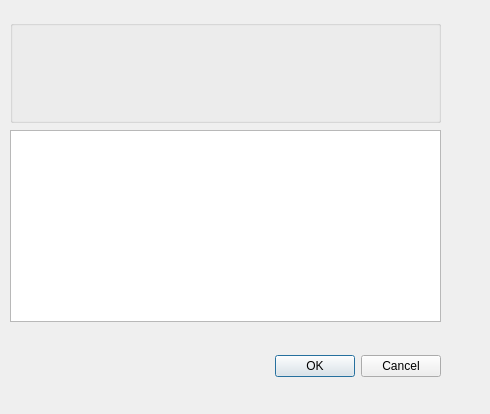
The window that mod_check/forms/ui_nrfa_viewer_dialog.ui (duncan-r/ModCheck) describes before a commit, drawn with Qt 5.
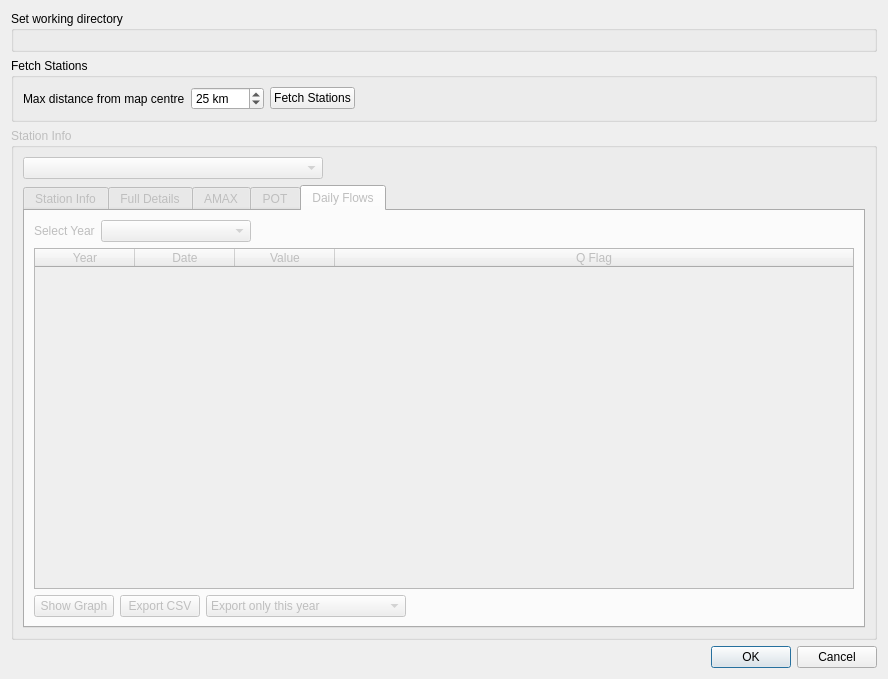
The same window after the commit. The open tabs and pages were chosen to show the change. Custom widgets are drawn as their Qt base class.

Commit message:
Add NRFA viewer tool.
Allows user to find nearby gauging stations and view key
hydrological data associated with them.

Connects directly to the NRFA API to fetch the data.

Still needs a lot of work on error handling etc. Needs cleaning
up like the rest of the plugin.

```diff
--- a/mod_check/forms/ui_nrfa_viewer_dialog.ui
+++ b/mod_check/forms/ui_nrfa_viewer_dialog.ui
@@ -6,62 +6,472 @@
    <rect>
     <x>0</x>
     <y>0</y>
-    <width>490</width>
-    <height>414</height>
+    <width>888</width>
+    <height>679</height>
    </rect>
   </property>
   <property name="windowTitle">
    <string>Dialog</string>
   </property>
-  <widget class="QDialogButtonBox" name="buttonBox">
-   <property name="geometry">
-    <rect>
-     <x>100</x>
-     <y>350</y>
-     <width>341</width>
-     <height>32</height>
-    </rect>
-   </property>
-   <property name="orientation">
-    <enum>Qt::Horizontal</enum>
-   </property>
-   <property name="standardButtons">
-    <set>QDialogButtonBox::Cancel|QDialogButtonBox::Ok</set>
-   </property>
-  </widget>
-  <widget class="QgsExtentGroupBox" name="stationSelectionExtentBox">
-   <property name="geometry">
-    <rect>
-     <x>10</x>
-     <y>20</y>
-     <width>431</width>
-     <height>103</height>
-    </rect>
-   </property>
-  </widget>
-  <widget class="QTableWidget" name="stationSelectionTable">
-   <property name="geometry">
-    <rect>
-     <x>10</x>
-     <y>130</y>
-     <width>431</width>
-     <height>192</height>
-    </rect>
-   </property>
-  </widget>
+  <layout class="QVBoxLayout" name="verticalLayout_5">
+   <item>
+    <widget class="QGroupBox" name="workingDirGroupbox">
+     <property name="title">
+      <string>Set working directory</string>
+     </property>
+     <layout class="QVBoxLayout" name="verticalLayout_2">
+      <item>
+       <widget class="QgsFileWidget" name="workingDirFileWidget"/>
+      </item>
+     </layout>
+    </widget>
+   </item>
+   <item>
+    <widget class="QGroupBox" name="fetchStationsGroupbox">
+     <property name="title">
+      <string>Fetch Stations</string>
+     </property>
+     <layout class="QVBoxLayout" name="verticalLayout_3">
+      <item>
+       <layout class="QHBoxLayout" name="horizontalLayout">
+        <item>
+         <widget class="QLabel" name="label_2">
+          <property name="text">
+           <string>Max distance from map centre</string>
+          </property>
+         </widget>
+        </item>
+        <item>
+         <widget class="QgsSpinBox" name="maxDistanceSpinbox">
+          <property name="enabled">
+           <bool>true</bool>
+          </property>
+          <property name="suffix">
+           <string> km</string>
+          </property>
+          <property name="minimum">
+           <number>1</number>
+          </property>
+          <property name="maximum">
+           <number>1000</number>
+          </property>
+          <property name="singleStep">
+           <number>5</number>
+          </property>
+          <property name="value">
+           <number>25</number>
+          </property>
+         </widget>
+        </item>
+        <item>
+         <widget class="QPushButton" name="fetchStationsBtn">
+          <property name="text">
+           <string>Fetch Stations</string>
+          </property>
+         </widget>
+        </item>
+        <item>
+         <spacer name="horizontalSpacer">
+          <property name="orientation">
+           <enum>Qt::Horizontal</enum>
+          </property>
+          <property name="sizeHint" stdset="0">
+           <size>
+            <width>40</width>
+            <height>20</height>
+           </size>
+          </property>
+         </spacer>
+        </item>
+       </layout>
+      </item>
+     </layout>
+    </widget>
+   </item>
+   <item>
+    <widget class="QGroupBox" name="stationInfoGroupbox">
+     <property name="enabled">
+      <bool>false</bool>
+     </property>
+     <property name="title">
+      <string>Station Info</string>
+     </property>
+     <layout class="QVBoxLayout" name="verticalLayout_4">
+      <item>
+       <layout class="QHBoxLayout" name="horizontalLayout_6">
+        <item>
+         <widget class="QComboBox" name="stationNamesCbox">
+          <property name="minimumSize">
+           <size>
+            <width>300</width>
+            <height>0</height>
+           </size>
+          </property>
+         </widget>
+        </item>
+        <item>
+         <spacer name="horizontalSpacer_6">
+          <property name="orientation">
+           <enum>Qt::Horizontal</enum>
+          </property>
+          <property name="sizeHint" stdset="0">
+           <size>
+            <width>40</width>
+            <height>20</height>
+           </size>
+          </property>
+         </spacer>
+        </item>
+       </layout>
+      </item>
+      <item>
+       <widget class="QTabWidget" name="stationTabWidget">
+        <property name="currentIndex">
+         <number>0</number>
+        </property>
+        <widget class="QWidget" name="overviewTab">
+         <attribute name="title">
+          <string>Station Info</string>
+         </attribute>
+         <layout class="QVBoxLayout" name="verticalLayout">
+          <item>
+           <widget class="QTextEdit" name="stationInfoTextbox">
+            <property name="font">
+             <font>
+              <family>Courier</family>
+              <pointsize>10</pointsize>
+             </font>
+            </property>
+            <property name="lineWrapMode">
+             <enum>QTextEdit::NoWrap</enum>
+            </property>
+           </widget>
+          </item>
+         </layout>
+        </widget>
+        <widget class="QWidget" name="fullDetails">
+         <attribute name="title">
+          <string>Full Details</string>
+         </attribute>
+         <layout class="QVBoxLayout" name="verticalLayout_6">
+          <item>
+           <widget class="QTextEdit" name="fullDetailsTextbox">
+            <property name="font">
+             <font>
+              <family>Courier</family>
+              <pointsize>10</pointsize>
+             </font>
+            </property>
+            <property name="lineWrapMode">
+             <enum>QTextEdit::NoWrap</enum>
+            </property>
+           </widget>
+          </item>
+         </layout>
+        </widget>
+        <widget class="QWidget" name="amaxTab">
+         <attribute name="title">
+          <string>AMAX</string>
+         </attribute>
+         <layout class="QVBoxLayout" name="verticalLayout_7">
+          <item>
+           <widget class="QTextEdit" name="amaxSummaryTextbox">
+            <property name="maximumSize">
+             <size>
+              <width>16777215</width>
+              <height>150</height>
+             </size>
+            </property>
+            <property name="font">
+             <font>
+              <family>Courier</family>
+              <pointsize>10</pointsize>
+             </font>
+            </property>
+            <property name="lineWrapMode">
+             <enum>QTextEdit::NoWrap</enum>
+            </property>
+           </widget>
+          </item>
+          <item>
+           <widget class="QTableWidget" name="amaxResultsTable">
+            <property name="sortingEnabled">
+             <bool>false</bool>
+            </property>
+            <attribute name="horizontalHeaderStretchLastSection">
+             <bool>true</bool>
+            </attribute>
+            <column>
+             <property name="text">
+              <string>Flow</string>
+             </property>
+            </column>
+            <column>
+             <property name="text">
+              <string>Date - Time</string>
+             </property>
+            </column>
+           </widget>
+          </item>
+          <item>
+           <layout class="QHBoxLayout" name="horizontalLayout_2">
+            <item>
+             <widget class="QPushButton" name="showAmaxGraphBtn">
+              <property name="text">
+               <string>Show Graph</string>
+              </property>
+             </widget>
+            </item>
+            <item>
+             <widget class="QPushButton" name="exportAmaxCsvBtn">
+              <property name="text">
+               <string>Export CSV</string>
+              </property>
+             </widget>
+            </item>
+            <item>
+             <spacer name="horizontalSpacer_2">
+              <property name="orientation">
+               <enum>Qt::Horizontal</enum>
+              </property>
+              <property name="sizeHint" stdset="0">
+               <size>
+                <width>40</width>
+                <height>20</height>
+               </size>
+              </property>
+             </spacer>
+            </item>
+           </layout>
+          </item>
+         </layout>
+        </widget>
+        <widget class="QWidget" name="potTab">
+         <attribute name="title">
+          <string>POT</string>
+         </attribute>
+         <layout class="QVBoxLayout" name="verticalLayout_9">
+          <item>
+           <widget class="QTextEdit" name="potSummaryTextbox">
+            <property name="maximumSize">
+             <size>
+              <width>16777215</width>
+              <height>150</height>
+             </size>
+            </property>
+            <property name="font">
+             <font>
+              <family>Courier</family>
+              <pointsize>10</pointsize>
+             </font>
+            </property>
+            <property name="lineWrapMode">
+             <enum>QTextEdit::NoWrap</enum>
+            </property>
+           </widget>
+          </item>
+          <item>
+           <widget class="QTableWidget" name="potResultsTable">
+            <property name="sortingEnabled">
+             <bool>true</bool>
+            </property>
+            <attribute name="horizontalHeaderStretchLastSection">
+             <bool>true</bool>
+            </attribute>
+            <column>
+             <property name="text">
+              <string>Flow</string>
+             </property>
+            </column>
+            <column>
+             <property name="text">
+              <string>Date - Time</string>
+             </property>
+            </column>
+           </widget>
+          </item>
+          <item>
+           <layout class="QHBoxLayout" name="horizontalLayout_5">
+            <item>
+             <widget class="QPushButton" name="showPotGraphBtn">
+              <property name="text">
+               <string>Show Graph</string>
+              </property>
+             </widget>
+            </item>
+            <item>
+             <widget class="QPushButton" name="exportPotCsvBtn">
+              <property name="text">
+               <string>Export CSV</string>
+              </property>
+             </widget>
+            </item>
+            <item>
+             <spacer name="horizontalSpacer_5">
+              <property name="orientation">
+               <enum>Qt::Horizontal</enum>
+              </property>
+              <property name="sizeHint" stdset="0">
+               <size>
+                <width>40</width>
+                <height>20</height>
+               </size>
+              </property>
+             </spacer>
+            </item>
+           </layout>
+          </item>
+         </layout>
+        </widget>
+        <widget class="QWidget" name="dailyFlowsTab">
+         <attribute name="title">
+          <string>Daily Flows</string>
+         </attribute>
+         <layout class="QVBoxLayout" name="verticalLayout_8">
+          <item>
+           <layout class="QHBoxLayout" name="horizontalLayout_3">
+            <item>
+             <widget class="QLabel" name="label_5">
+              <property name="text">
+               <string>Select Year</string>
+              </property>
+             </widget>
+            </item>
+            <item>
+             <widget class="QComboBox" name="dailyFlowsYearCbox">
+              <property name="minimumSize">
+               <size>
+                <width>150</width>
+                <height>0</height>
+               </size>
+              </property>
+             </widget>
+            </item>
+            <item>
+             <spacer name="horizontalSpacer_3">
+              <property name="orientation">
+               <enum>Qt::Horizontal</enum>
+              </property>
+              <property name="sizeHint" stdset="0">
+               <size>
+                <width>40</width>
+                <height>20</height>
+               </size>
+              </property>
+             </spacer>
+            </item>
+           </layout>
+          </item>
+          <item>
+           <widget class="QTableWidget" name="dailyFlowsTable">
+            <property name="sortingEnabled">
+             <bool>true</bool>
+            </property>
+            <attribute name="horizontalHeaderStretchLastSection">
+             <bool>true</bool>
+            </attribute>
+            <column>
+             <property name="text">
+              <string>Year</string>
+             </property>
+            </column>
+            <column>
+             <property name="text">
+              <string>Date</string>
+             </property>
+            </column>
+            <column>
+             <property name="text">
+              <string>Value</string>
+             </property>
+            </column>
+            <column>
+             <property name="text">
+              <string>Q Flag</string>
+             </property>
+            </column>
+           </widget>
+          </item>
+          <item>
+           <layout class="QHBoxLayout" name="horizontalLayout_4">
+            <item>
+             <widget class="QPushButton" name="showDailyFlowsGraphBtn">
+              <property name="text">
+               <string>Show Graph</string>
+              </property>
+             </widget>
+            </item>
+            <item>
+             <widget class="QPushButton" name="exportDailyFlowsCsvBtn">
+              <property name="text">
+               <string>Export CSV</string>
+              </property>
+             </widget>
+            </item>
+            <item>
+             <widget class="QComboBox" name="dailyFlowExportTypeCbox">
+              <property name="minimumSize">
+               <size>
+                <width>200</width>
+                <height>0</height>
+               </size>
+              </property>
+              <item>
+               <property name="text">
+                <string>Export only this year</string>
+               </property>
+              </item>
+              <item>
+               <property name="text">
+                <string>Export all years</string>
+               </property>
+              </item>
+             </widget>
+            </item>
+            <item>
+             <spacer name="horizontalSpacer_4">
+              <property name="orientation">
+               <enum>Qt::Horizontal</enum>
+              </property>
+              <property name="sizeHint" stdset="0">
+               <size>
+                <width>40</width>
+                <height>20</height>
+               </size>
+              </property>
+             </spacer>
+            </item>
+           </layout>
+          </item>
+         </layout>
+        </widget>
+       </widget>
+      </item>
+     </layout>
+    </widget>
+   </item>
+   <item>
+    <widget class="QDialogButtonBox" name="buttonBox">
+     <property name="orientation">
+      <enum>Qt::Horizontal</enum>
+     </property>
+     <property name="standardButtons">
+      <set>QDialogButtonBox::Cancel|QDialogButtonBox::Ok</set>
+     </property>
+    </widget>
+   </item>
+  </layout>
  </widget>
  <customwidgets>
   <customwidget>
-   <class>QgsCollapsibleGroupBox</class>
-   <extends>QGroupBox</extends>
-   <header>qgscollapsiblegroupbox.h</header>
-   <container>1</container>
+   <class>QgsFileWidget</class>
+   <extends>QWidget</extends>
+   <header>qgsfilewidget.h</header>
   </customwidget>
   <customwidget>
-   <class>QgsExtentGroupBox</class>
-   <extends>QgsCollapsibleGroupBox</extends>
-   <header>qgsextentgroupbox.h</header>
-   <container>1</container>
+   <class>QgsSpinBox</class>
+   <extends>QSpinBox</extends>
+   <header>qgsspinbox.h</header>
   </customwidget>
  </customwidgets>
  <resources/>
```
Left out of the diff: 5 changed lines with no effect on the pictures. The commit also changes 15 other files.
